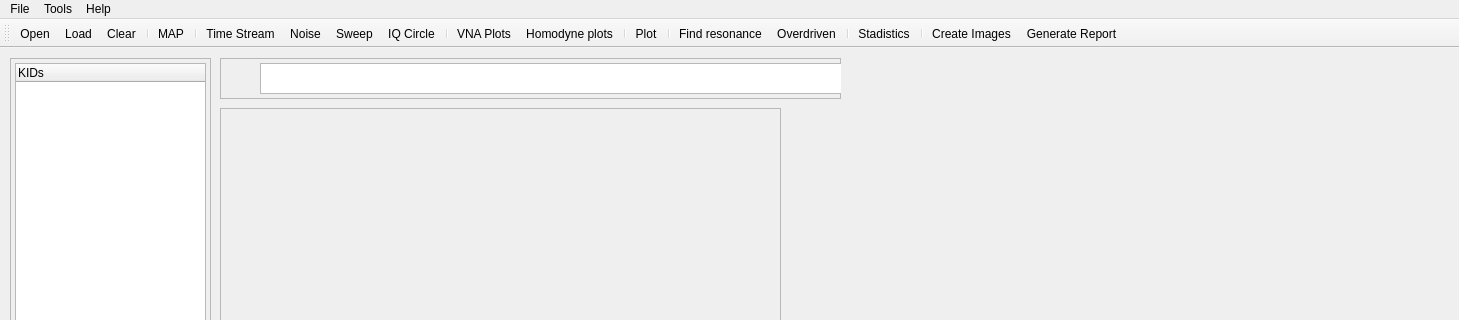
Above: gui/main.ui from MarcialX/KID_Analyser before the change; both pictures show x 0 to 1459 and y 0 to 320 of the 1459 by 725 pixel window. Below: the same form after it.
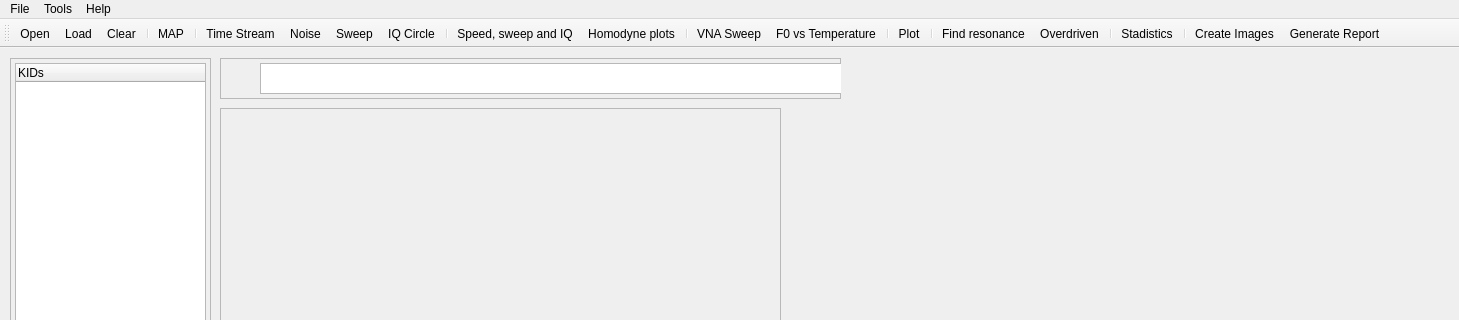
That is the form after the change. Icons and pictures are not drawn.

Diff of the .ui file:
```diff
--- a/gui/main.ui
+++ b/gui/main.ui
@@ -474,6 +474,9 @@
    <addaction name="actionVNA_Plots"/>
    <addaction name="actionHomodynePlots"/>
    <addaction name="separator"/>
+   <addaction name="actionVNA_Sweep"/>
+   <addaction name="actionF0_vs_T"/>
+   <addaction name="separator"/>
    <addaction name="actionPlot"/>
    <addaction name="separator"/>
    <addaction name="actionFindResonance"/>
@@ -639,7 +642,7 @@
      <normaloff>../resources/vna.png</normaloff>../resources/vna.png</iconset>
    </property>
    <property name="text">
-    <string>VNA Plots</string>
+    <string>Speed, sweep and IQ</string>
    </property>
   </action>
   <action name="actionHomodynePlots">
@@ -672,6 +675,24 @@
     <string>Generate Report</string>
    </property>
   </action>
+  <action name="actionVNA_Sweep">
+   <property name="icon">
+    <iconset>
+     <normaloff>../resources/vna.png</normaloff>../resources/vna.png</iconset>
+   </property>
+   <property name="text">
+    <string>VNA Sweep</string>
+   </property>
+  </action>
+  <action name="actionF0_vs_T">
+   <property name="icon">
+    <iconset>
+     <normaloff>../resources/f0_tem.png</normaloff>../resources/f0_tem.png</iconset>
+   </property>
+   <property name="text">
+    <string>F0 vs Temperature</string>
+   </property>
+  </action>
  </widget>
  <resources/>
  <connections/>
```
Left out of the diff: 2 changed lines with no effect on the pictures.
